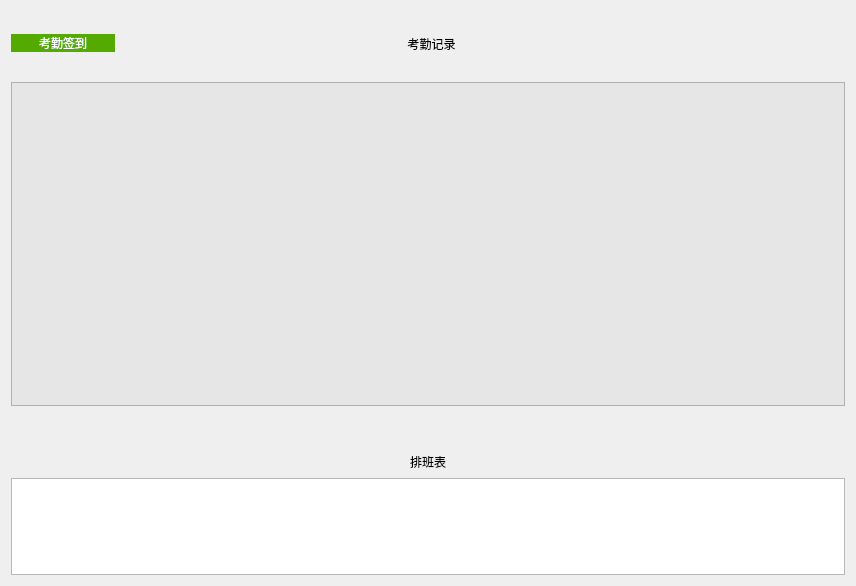
This is 王景岳/project/EmployeeSystem/subpage_emp/myattendance.ui in Faran-sward/EmployeeSystem as Qt 5 draws it before an edit. The edited form follows.
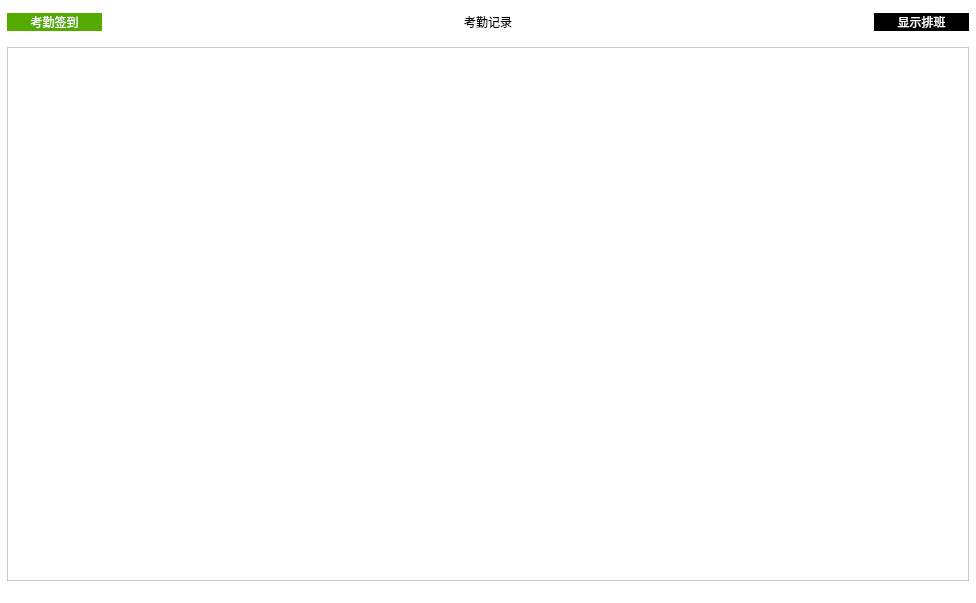
This is the edited form.

```diff
--- a/王景岳/project/EmployeeSystem/subpage_emp/myattendance.ui
+++ b/王景岳/project/EmployeeSystem/subpage_emp/myattendance.ui
@@ -6,29 +6,49 @@
    <rect>
     <x>0</x>
     <y>0</y>
-    <width>856</width>
-    <height>586</height>
+    <width>976</width>
+    <height>603</height>
    </rect>
   </property>
+  <property name="maximumSize">
+   <size>
+    <width>16777215</width>
+    <height>16777215</height>
+   </size>
+  </property>
   <property name="windowTitle">
    <string>Form</string>
   </property>
-  <layout class="QGridLayout" name="gridLayout" rowstretch="2,0,10,0,0,3" columnstretch="0,0,0,0">
-   <item row="4" column="1" colspan="2">
-    <widget class="QLabel" name="label_2">
-     <property name="styleSheet">
-      <string notr="true">font: 12pt &quot;黑体&quot;;</string>
+  <property name="styleSheet">
+   <string notr="true">background-color: rgb(255, 255, 255);</string>
+  </property>
+  <layout class="QGridLayout" name="gridLayout" rowstretch="2,0,10,0,0,0,4" columnstretch="0,0">
+   <property name="leftMargin">
+    <number>7</number>
+   </property>
+   <property name="topMargin">
+    <number>12</number>
+   </property>
+   <property name="rightMargin">
+    <number>7</number>
+   </property>
+   <property name="bottomMargin">
+    <number>7</number>
+   </property>
+   <property name="horizontalSpacing">
+    <number>7</number>
+   </property>
+   <property name="verticalSpacing">
+    <number>15</number>
+   </property>
+   <item row="0" column="0" colspan="2">
+    <layout class="QHBoxLayout" name="horizontalLayout" stretch="1,3,2,3,1">
+     <property name="spacing">
+      <number>7</number>
      </property>
-     <property name="text">
-      <string>排班表</string>
+     <property name="bottomMargin">
+      <number>0</number>
      </property>
-     <property name="alignment">
-      <set>Qt::AlignCenter</set>
-     </property>
-    </widget>
-   </item>
-   <item row="0" column="0" colspan="4">
-    <layout class="QHBoxLayout" name="horizontalLayout" stretch="1,2,2,2,1">
      <item>
       <widget class="QPushButton" name="signin">
        <property name="styleSheet">
@@ -40,7 +60,13 @@
     background-color: rgb(85,170,0);
     border: 2px ;
     border-radius: 10px;
-}</string>
+}
+
+#signin:hover {
+ 	border: 2px ;
+	background-color: rgb(85, 170, 127);
+}
+</string>
        </property>
        <property name="text">
         <string>考勤签到</string>
@@ -87,82 +113,78 @@
       </spacer>
      </item>
      <item>
-      <spacer name="horizontalSpacer_2">
-       <property name="orientation">
-        <enum>Qt::Horizontal</enum>
+      <widget class="QPushButton" name="pushButton">
+       <property name="sizePolicy">
+        <sizepolicy hsizetype="Minimum" vsizetype="Fixed">
+         <horstretch>0</horstretch>
+         <verstretch>0</verstretch>
+        </sizepolicy>
        </property>
-       <property name="sizeHint" stdset="0">
-        <size>
-         <width>40</width>
-         <height>20</height>
-        </size>
+       <property name="styleSheet">
+        <string notr="true">#pushButton {
+    font: 25 10pt '微软雅黑 Light';
+    color: rgb(255, 255, 255);
+	padding-left:20px;
+	padding-right:20px;
+	background-color: rgb(0, 0, 0);
+    border: 2px ;
+    border-radius: 10px;
+}
+#pushButton:hover {
+ 	border: 2px;
+	background-color: rgb(122, 122, 122);
+}
+</string>
        </property>
-      </spacer>
+       <property name="text">
+        <string>显示排班</string>
+       </property>
+      </widget>
      </item>
     </layout>
    </item>
-   <item row="5" column="0" colspan="4">
+   <item row="6" column="0" colspan="2">
     <widget class="QTableView" name="sch_table">
+     <property name="maximumSize">
+      <size>
+       <width>16777215</width>
+       <height>0</height>
+      </size>
+     </property>
      <property name="styleSheet">
       <string notr="true">QHeaderView::section{
 color:black;
+font: 12pt &quot;黑体&quot;;
+}
+
+QTableView{
+color:black;
+font: 12pt &quot;黑体&quot;;
+text-align: center;
 }</string>
      </property>
     </widget>
    </item>
-   <item row="4" column="0">
-    <spacer name="horizontalSpacer_4">
-     <property name="orientation">
-      <enum>Qt::Horizontal</enum>
-     </property>
-     <property name="sizeHint" stdset="0">
-      <size>
-       <width>40</width>
-       <height>20</height>
-      </size>
-     </property>
-    </spacer>
-   </item>
-   <item row="4" column="3">
-    <spacer name="horizontalSpacer_6">
-     <property name="orientation">
-      <enum>Qt::Horizontal</enum>
-     </property>
-     <property name="sizeHint" stdset="0">
-      <size>
-       <width>40</width>
-       <height>20</height>
-      </size>
-     </property>
-    </spacer>
-   </item>
-   <item row="3" column="0" colspan="4">
-    <spacer name="horizontalSpacer_3">
-     <property name="orientation">
-      <enum>Qt::Vertical</enum>
-     </property>
-     <property name="sizeHint" stdset="0">
-      <size>
-       <width>20</width>
-       <height>40</height>
-      </size>
-     </property>
-    </spacer>
-   </item>
-   <item row="2" column="0" colspan="4">
-    <widget class="QTableView" name="att_table">
+   <item row="2" column="0" colspan="2">
+    <widget class="QTableWidget" name="att_table">
      <property name="styleSheet">
       <string notr="true">QHeaderView::section:horizontal{
 	background-color: rgb(85, 170, 255);
-}
-QHeaderView::section{
-color:black;
+    border: 1px solid rgb(255, 255, 255);
+    border-bottom: 0px; 
+	font: 12pt &quot;黑体&quot;;
 }
 
-QTableView
+QTableWidget
 {
-background-color: rgb(230, 230, 230);
-alternate-background-color:rgb(255,255,255)
+alternate-background-color: rgb(240,247,254);
+background-color:rgb(255,255,255);
+gridline-color: rgb(196,226,255);
+border: 1px solid rgb(202,202,202);
+text-align: center;
+color:black;
+font: 10pt &quot;黑体&quot;;
+outline: 0px;
 }</string>
      </property>
     </widget>
```
Left out of the diff: 2 changed lines with no effect on the pictures.
